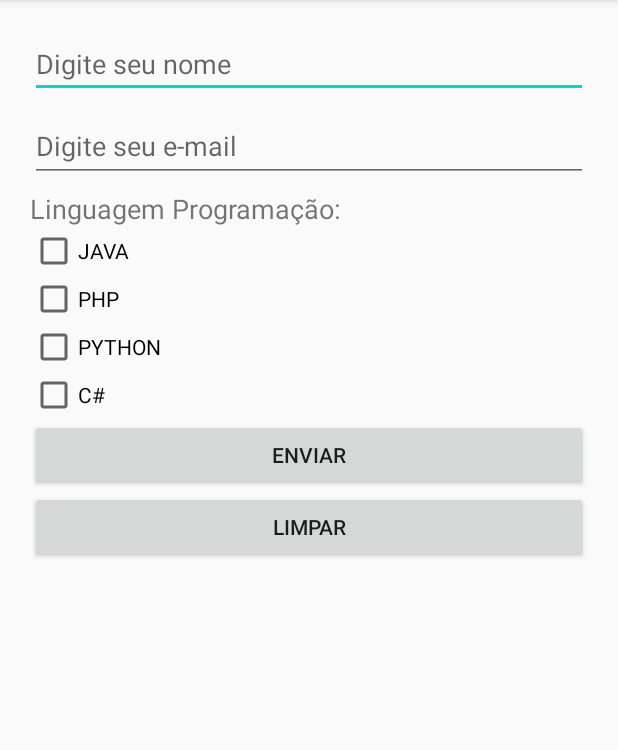
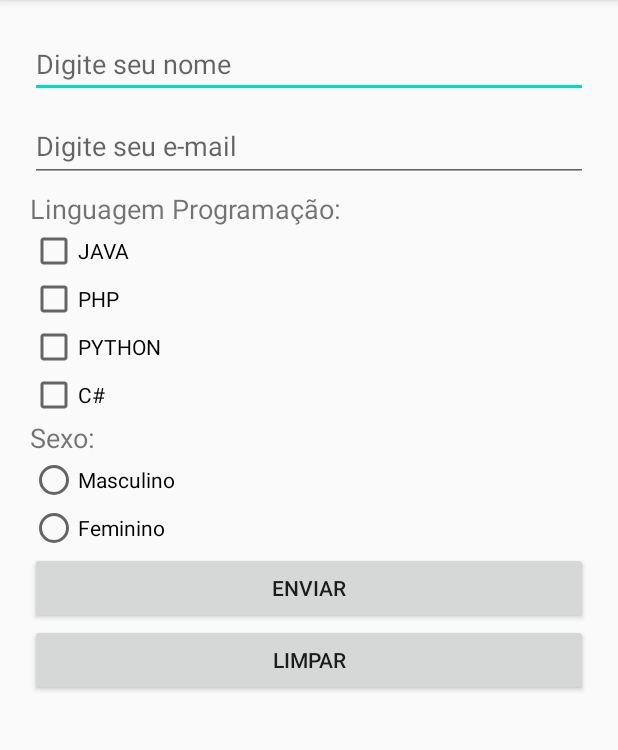
Before and after one commit to Daniel-Penelva/projeto-android-app10-ComponentesDeInterface, an Android app: the screen it shows after launch (MainActivity), after a tap on "LIMPAR", on a phone screen of 412 x 824 dp, the part 84-834 px from its top. Run offline under Robolectric (Android 15) with nearby library versions, the phone set to English and light mode, and no system bars; 1 other tap on this screen came first.

Commit message:
Botão de opção (radioButton e groupButton)

```diff
--- a/app/src/main/java/com/formacaoandroidstudio/componentesdeinterface/MainActivity.java
+++ b/app/src/main/java/com/formacaoandroidstudio/componentesdeinterface/MainActivity.java
@@ -6,6 +6,7 @@ import android.os.Bundle;
 import android.view.View;
 import android.widget.CheckBox;
 import android.widget.EditText;
+import android.widget.RadioButton;
 import android.widget.TextView;
 
 import com.google.android.material.textfield.TextInputEditText;
@@ -15,9 +16,11 @@ public class MainActivity extends AppCompatActivity {
 
     private EditText campoNome;
     private TextInputEditText campoEmail;
-    private TextView textoResultado, textoProgramacao;
+    private TextView textoResultado, textoProgramacao, textoSexo;
 
     private CheckBox checkJava, checkPhp, checkPython, checkC;
+
+    private RadioButton sexoMasculino, sexoFeminino;
 
     @Override
     protected void onCreate(Bundle savedInstanceState) {
@@ -34,7 +37,22 @@ public class MainActivity extends AppCompatActivity {
         checkPhp = findViewById(R.id.checkPhp);
         checkPython = findViewById(R.id.checkPython);
         checkC = findViewById(R.id.checkC);
+
+        sexoMasculino = findViewById(R.id.radioButtonMasc);
+        sexoFeminino = findViewById(R.id.radioButtonFem);
+        textoSexo = findViewById(R.id.textResultadoSexo);
     }
+
+    public void radioButton(){
+
+        if(sexoMasculino.isChecked()){
+          textoSexo.setText("Masculino");
+
+        }else if(sexoFeminino.isChecked()){
+          textoSexo.setText("Feminino");
+        }
+    }
+
 
     public void checkBox() {
 
@@ -67,7 +85,11 @@ public class MainActivity extends AppCompatActivity {
         textoProgramacao.setText(texto);
     }
 
+    /* Método de ação do button */
     public void enviar(View view) {
+
+        /* Chamando o método radioButton*/
+        radioButton();
 
         /* Chamando o método checkBox */
         checkBox();
@@ -93,6 +115,11 @@ public class MainActivity extends AppCompatActivity {
         checkPython.setChecked(false);
         checkC.setChecked(false);
         textoProgramacao.setText("");
+
+        /*Limpando o radioButton e o textView */
+        sexoMasculino.setChecked(false);
+        sexoFeminino.setChecked(false);
+        textoSexo.setText("");
     }
 
 }
@@ -112,6 +139,13 @@ public class MainActivity extends AppCompatActivity {
  * Pode ser marcado mais de um item.
  *
  * ---------------------------------------------------------------
+ * Botão de opção (radioButton e o radioGroup)
+ * Pode ser marcado apenas uma das opções.
+ *
+ * O radioGroup permite agrupar vários radioButton. E só é permitido marcar APENAS UMA opção.
+ * Já o radioButton NÃO estando na estrutura do radioGroup é possível marcar MAIS DE UMA opção.
+ *
+ * ---------------------------------------------------------------
  * Detalhes sobre a Classe MainActivity.java
  * Toda vez que estiver executando o app, será executado essa classe MainActivity.
  *
--- a/app/src/main/res/layout/activity_main.xml
+++ b/app/src/main/res/layout/activity_main.xml
@@ -60,6 +60,30 @@
         android:layout_height="wrap_content"
         android:text="C#" />
 
+    <TextView
+        android:id="@+id/textView"
+        android:layout_width="match_parent"
+        android:layout_height="wrap_content"
+        android:text="Sexo:"
+        android:textSize="18sp" />
+
+    <RadioGroup
+        android:layout_width="match_parent"
+        android:layout_height="wrap_content">
+
+        <RadioButton
+            android:id="@+id/radioButtonMasc"
+            android:layout_width="match_parent"
+            android:layout_height="wrap_content"
+            android:text="Masculino" />
+
+        <RadioButton
+            android:id="@+id/radioButtonFem"
+            android:layout_width="match_parent"
+            android:layout_height="wrap_content"
+            android:text="Feminino" />
+    </RadioGroup>
+
     <Button
         android:id="@+id/button"
         android:layout_width="match_parent"
@@ -88,4 +112,11 @@
         android:text="Programação"
         android:textSize="18sp" />
 
+    <TextView
+        android:id="@+id/textResultadoSexo"
+        android:layout_width="match_parent"
+        android:layout_height="wrap_content"
+        android:text="Valor Sexo"
+        android:textSize="16sp" />
+
 </LinearLayout>
```
